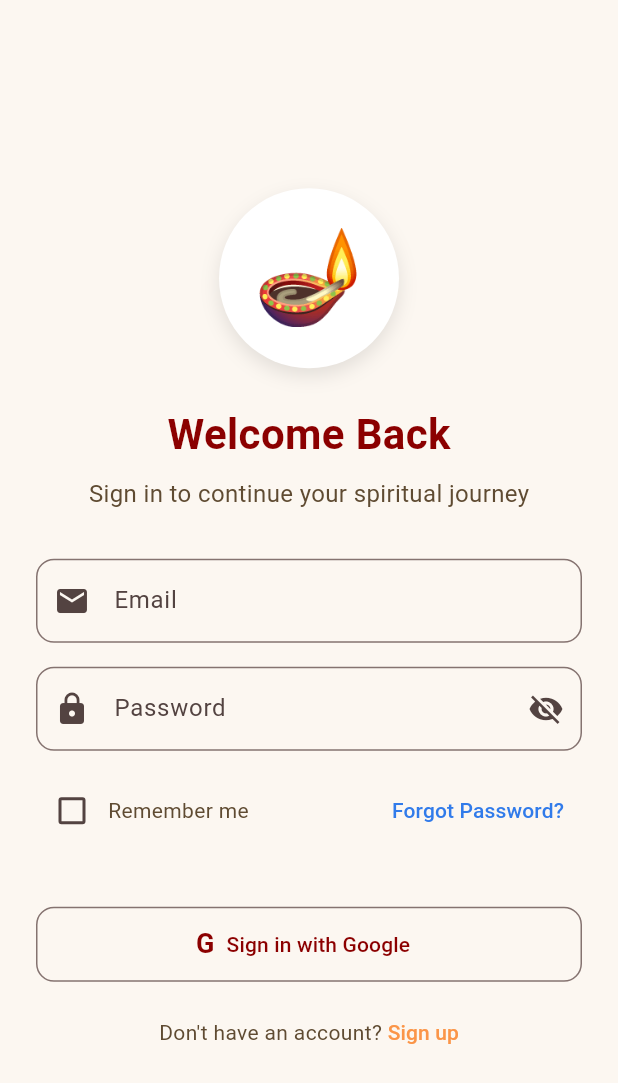
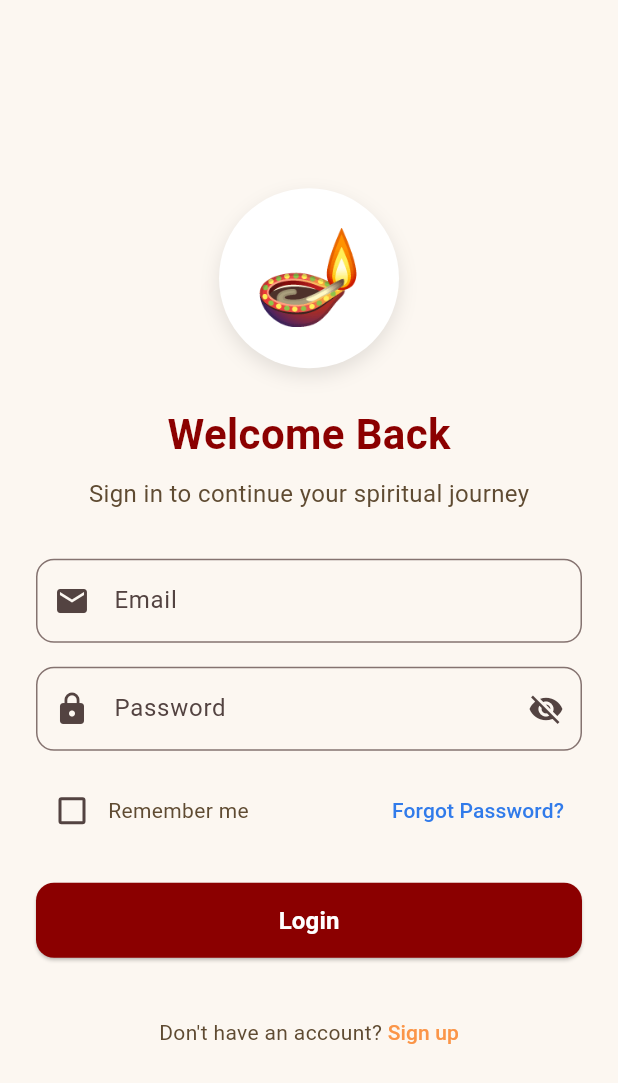
Before and after one commit to ravindrauiet/pujakaroapp, a Flutter app: the screen it shows after launch, on a phone screen of 412 x 824 dp. Shown: the top 1083 px of the screen. Run offline on Flutter 3.47's test engine with Material 3 defaults, Android fonts, the light colour scheme and no system bars; our stand-ins replace cloud_firestore, firebase_auth, firebase_core, fluttertoast, shared_preferences; accounts and stored records are empty.

Commit message:
Update Android build configuration and enhance login screen functionality
- Updated `build.gradle.kts` to set `compileSdk` to 34 and specify `ndkVersion` as "27.0.12077973".
- Refactored `LoginScreen` to replace the commented-out Google Sign-In button with a functional login button, improving user experience and accessibility.

```diff
--- a/lib/screens/auth/login_screen.dart
+++ b/lib/screens/auth/login_screen.dart
@@ -202,47 +202,47 @@
                       const SizedBox(height: 24),
 
                       // Login button
+                      SizedBox(
+                        width: double.infinity,
+                        height: 50,
+                        child: ElevatedButton(
+                          onPressed: authService.isLoading ? null : _login,
+                          style: ElevatedButton.styleFrom(
+                            backgroundColor: const Color(0xFF8B0000),
+                            shape: RoundedRectangleBorder(
+                              borderRadius: BorderRadius.circular(12),
+                            ),
+                          ),
+                          child: authService.isLoading
+                              ? const CircularProgressIndicator(color: Colors.white)
+                              : const Text(
+                                  'Login',
+                                  style: TextStyle(
+                                    fontSize: 16,
+                                    fontWeight: FontWeight.bold,
+                                  ),
+                                ),
+                        ),
+                      ),
+                      const SizedBox(height: 16),
+
+                      // Google Sign In button
                       // SizedBox(
                       //   width: double.infinity,
                       //   height: 50,
-                      //   child: ElevatedButton(
-                      //     onPressed: authService.isLoading ? null : _login,
-                      //     style: ElevatedButton.styleFrom(
-                      //       backgroundColor: const Color(0xFF8B0000),
+                      //   child: OutlinedButton.icon(
+                      //     icon: const Text('G', style: TextStyle(fontSize: 18, fontWeight: FontWeight.bold)),
+                      //     label: const Text('Sign in with Google'),
+                      //     onPressed: () {
+                      //       // Handle Google sign in
+                      //     },
+                      //     style: OutlinedButton.styleFrom(
                       //       shape: RoundedRectangleBorder(
                       //         borderRadius: BorderRadius.circular(12),
                       //       ),
                       //     ),
-                      //     child: authService.isLoading
-                      //         ? const CircularProgressIndicator(color: Colors.white)
-                      //         : const Text(
-                      //             'Login',
-                      //             style: TextStyle(
-                      //               fontSize: 16,
-                      //               fontWeight: FontWeight.bold,
-                      //             ),
-                      //           ),
                       //   ),
                       // ),
-                      const SizedBox(height: 16),
-
-                      // Google Sign In button
-                      SizedBox(
-                        width: double.infinity,
-                        height: 50,
-                        child: OutlinedButton.icon(
-                          icon: const Text('G', style: TextStyle(fontSize: 18, fontWeight: FontWeight.bold)),
-                          label: const Text('Sign in with Google'),
-                          onPressed: () {
-                            // Handle Google sign in
-                          },
-                          style: OutlinedButton.styleFrom(
-                            shape: RoundedRectangleBorder(
-                              borderRadius: BorderRadius.circular(12),
-                            ),
-                          ),
-                        ),
-                      ),
                     ],
                   ),
                 ),
```
Also changed, not shown: 1 other file.
